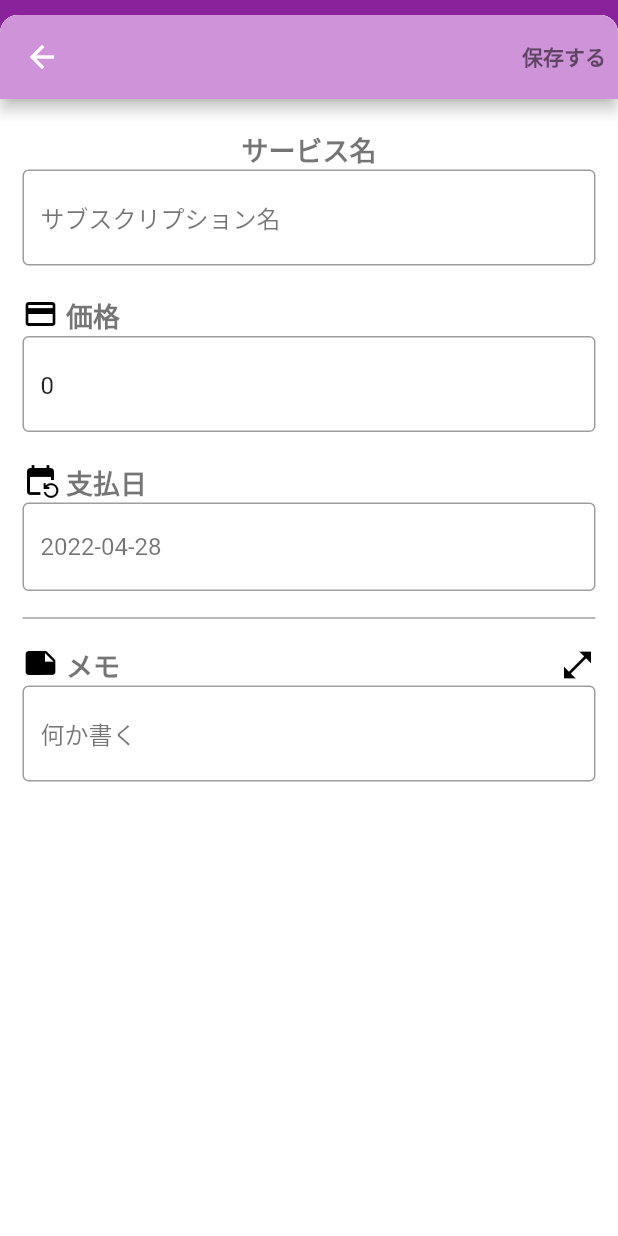
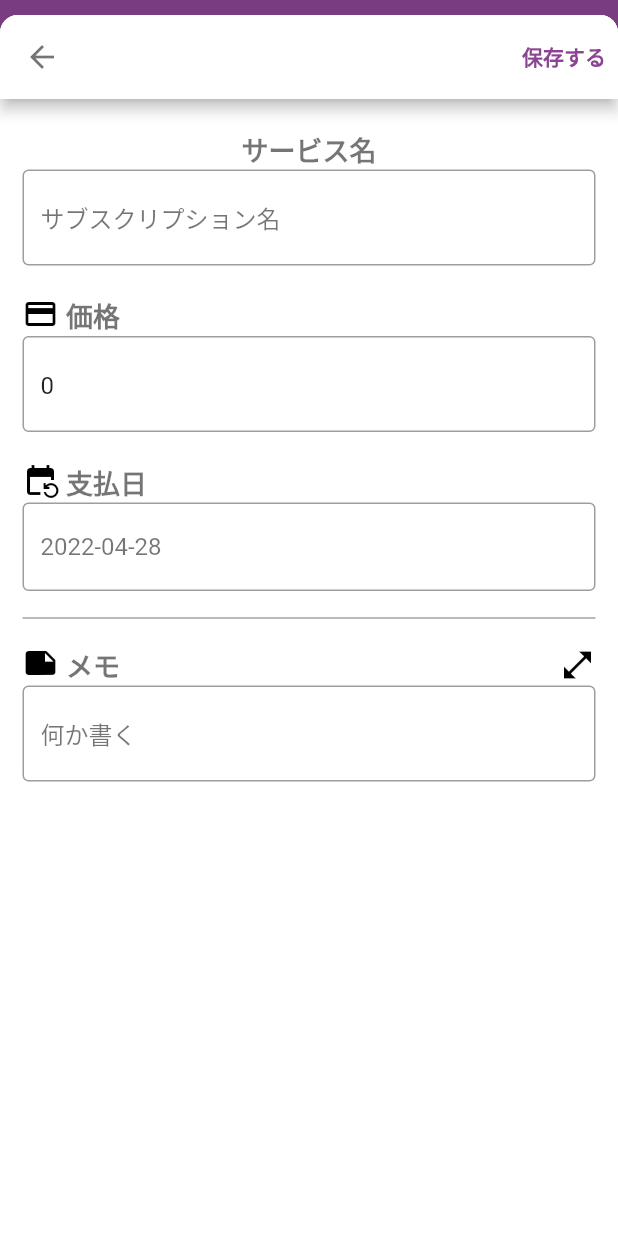
Before and after one commit to ushmz/subsuke, a Flutter app: the screen it shows after launch, after a tap on the "add" icon, on a phone screen of 412 x 824 dp. Run offline on Flutter 3.47's test engine with Material 2 defaults, Android fonts, the phone set to English and light mode, and no system bars; our stand-ins replace flutter_slidable, modal_bottom_sheet, rxdart, settings_ui, sqflite; accounts and stored records are empty.

Commit message:
:lipstick: Fix appearances

```diff
--- a/lib/models/subsc.dart
+++ b/lib/models/subsc.dart
@@ -4,16 +4,18 @@ class SubscriptionItem {
   final int price;
   final DateTime next;
   final PaymentInterval interval;
-  /* final String note; */
+  final String? note;
+  final String? paymentMethod;
 
   const SubscriptionItem(
     this.id,
     this.name,
     this.price,
     this.next,
-    this.interval,
-    /* this.note, */
-  );
+    this.interval, {
+    this.note,
+    this.paymentMethod,
+  });
 
   int get getID => id;
 
--- a/lib/ui/components/pages/add.dart
+++ b/lib/ui/components/pages/add.dart
@@ -123,14 +123,15 @@ class AddPage extends StatelessWidget {
 
     return Scaffold(
         appBar: AppBar(
-          backgroundColor: Theme.of(context).backgroundColor,
+          backgroundColor: Theme.of(context).scaffoldBackgroundColor,
+          iconTheme: IconThemeData(color: Theme.of(context).hintColor),
           actions: [
             TextButton(
               child: Text(
                 "保存する",
                 style: TextStyle(
                   fontWeight: FontWeight.bold,
-                  color: Theme.of(context).hintColor,
+                  color: Theme.of(context).primaryColor,
                 ),
               ),
               onPressed: () {
--- a/lib/ui/components/pages/edit.dart
+++ b/lib/ui/components/pages/edit.dart
@@ -124,14 +124,15 @@ class EditPage extends StatelessWidget {
     bloc.setValues(item);
     return Scaffold(
         appBar: AppBar(
-          backgroundColor: Theme.of(context).backgroundColor,
+          backgroundColor: Theme.of(context).scaffoldBackgroundColor,
+          iconTheme: IconThemeData(color: Theme.of(context).hintColor),
           actions: [
             TextButton(
               child: Text(
                 "保存する",
                 style: TextStyle(
                   fontWeight: FontWeight.bold,
-                  color: Theme.of(context).hintColor,
+                  color: Theme.of(context).primaryColor,
                 ),
               ),
               onPressed: () {
--- a/lib/ui/components/pages/list.dart
+++ b/lib/ui/components/pages/list.dart
@@ -45,6 +45,7 @@ class ListPage extends StatelessWidget {
                           return Slidable(
                             key: ValueKey(item.id),
                             endActionPane: ActionPane(
+                              extentRatio: 0.2,
                               motion: BehindMotion(),
                               children: [
                                 SlidableAction(
--- a/lib/ui/entrypoints/home.dart
+++ b/lib/ui/entrypoints/home.dart
@@ -19,11 +19,24 @@ class HomeScreen extends StatelessWidget {
       builder: (BuildContext context, AsyncSnapshot<int> snapshot) => Scaffold(
           appBar: AppBar(
             title: Text('subsuke'),
+            backgroundColor: Theme.of(context).primaryColor,
           ),
           floatingActionButton: FloatingActionButton(
-            child: Icon(Icons.add,
-                size: 32, color: Theme.of(context).primaryColor),
+            child: Icon(
+              Icons.add,
+              size: 32,
+              color: Theme.of(context).primaryColor,
+            ),
             backgroundColor: Colors.white,
+            hoverColor: Theme.of(context).hintColor,
+            hoverElevation: 1.5,
+            shape: StadiumBorder(
+              side: BorderSide(
+                color: Theme.of(context).primaryColor,
+                width: 2,
+              ),
+            ),
+            elevation: 12,
             onPressed: () {
               showCupertinoModalBottomSheet(
                 context: context,
```
